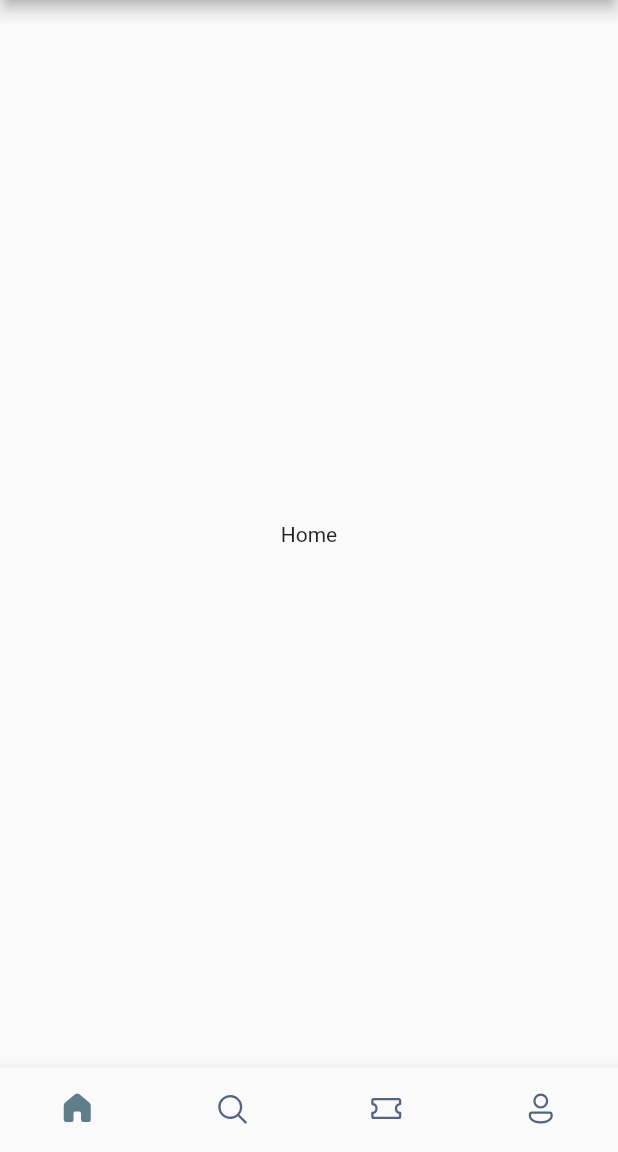
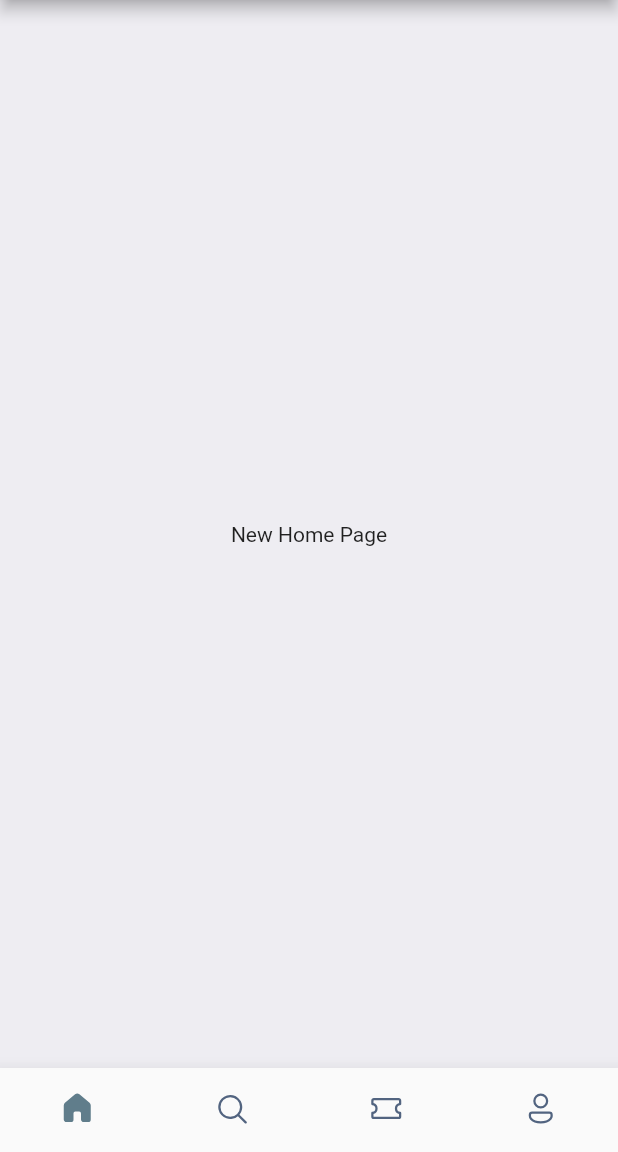
Before and after one commit to nelsonfrank/booking-app-mobile, a Flutter app: the screen it shows after launch, on a phone screen of 412 x 824 dp, the part 84-1236 px from its top. Run offline on Flutter 3.47's test engine with Material 2 defaults, Android fonts, the phone set to English and light mode, and no system bars; our stand-ins replace fluentui_icons.

Commit message:
WIP: Add home screen

```diff
--- a/lib/main.dart
+++ b/lib/main.dart
@@ -13,6 +13,7 @@ class MyApp extends StatelessWidget {
   Widget build(BuildContext context) {
     return MaterialApp(
       title: 'Flutter Demo',
+      debugShowCheckedModeBanner: false,
       theme: ThemeData(
         primarySwatch: Colors.blue,
       ),
--- a/lib/screens/bottom_bar.dart
+++ b/lib/screens/bottom_bar.dart
@@ -1,5 +1,7 @@
 import 'package:flutter/material.dart';
 import 'package:fluentui_icons/fluentui_icons.dart';
+
+import 'home_screen.dart';
 
 class BottomBar extends StatefulWidget {
   const BottomBar({super.key});
@@ -12,7 +14,7 @@ class _BottomBarState extends State<BottomBar> {
   int _selectedIndex = 0;
 
   static final List<Widget> _widgetOptions = <Widget>[
-    const Text("Home"),
+    const HomeScreen(),
     const Text("Search"),
     const Text("Tickets"),
     const Text("Profile"),
--- /dev/null
+++ b/lib/screens/home_screen.dart
@@ -0,0 +1,15 @@
+import 'package:flutter/material.dart';
+
+class HomeScreen extends StatelessWidget {
+  const HomeScreen({super.key});
+
+  @override
+  Widget build(BuildContext context) {
+    return const Scaffold(
+      backgroundColor: Color(0xFFeeedf2),
+      body: Center(
+        child: Text("New Home Page"),
+      ),
+    );
+  }
+}
```
